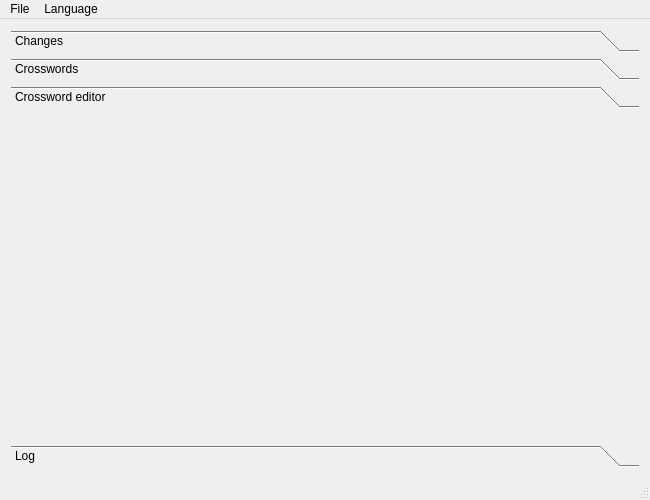
balashVI/nonogram_admin, file mainwindow.ui: the form before one commit.
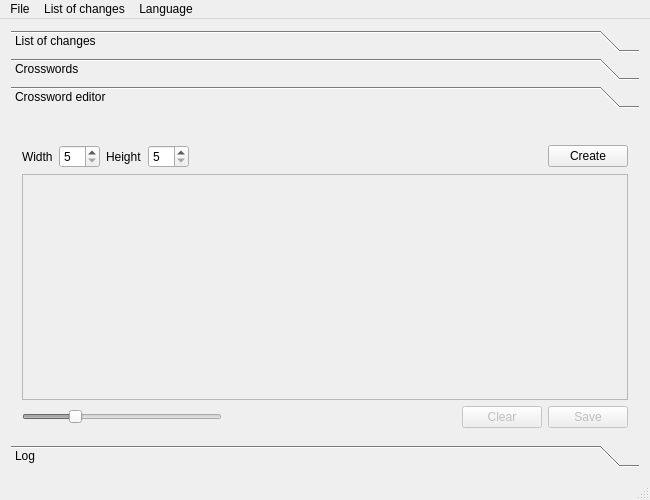
The form after the commit. The open tabs and pages were chosen to show the change.

```diff
--- a/mainwindow.ui
+++ b/mainwindow.ui
@@ -36,7 +36,7 @@
         </rect>
        </property>
        <attribute name="label">
-        <string>Changes</string>
+        <string>List of changes</string>
        </attribute>
        <layout class="QGridLayout" name="gridLayout_4">
         <item row="0" column="0">
@@ -74,6 +74,179 @@
        <attribute name="label">
         <string>Crossword editor</string>
        </attribute>
+       <layout class="QGridLayout" name="gridLayout_5">
+        <item row="1" column="0">
+         <layout class="QHBoxLayout" name="horizontalLayout">
+          <item>
+           <widget class="QLabel" name="label">
+            <property name="frameShape">
+             <enum>QFrame::NoFrame</enum>
+            </property>
+            <property name="frameShadow">
+             <enum>QFrame::Plain</enum>
+            </property>
+            <property name="lineWidth">
+             <number>1</number>
+            </property>
+            <property name="midLineWidth">
+             <number>0</number>
+            </property>
+            <property name="text">
+             <string>Width</string>
+            </property>
+           </widget>
+          </item>
+          <item>
+           <widget class="QSpinBox" name="spinBox_width">
+            <property name="minimum">
+             <number>5</number>
+            </property>
+            <property name="value">
+             <number>5</number>
+            </property>
+           </widget>
+          </item>
+          <item>
+           <widget class="QLabel" name="label_2">
+            <property name="text">
+             <string>Height</string>
+            </property>
+           </widget>
+          </item>
+          <item>
+           <widget class="QSpinBox" name="spinBox_height">
+            <property name="minimum">
+             <number>5</number>
+            </property>
+            <property name="value">
+             <number>5</number>
+            </property>
+           </widget>
+          </item>
+          <item>
+           <spacer name="horizontalSpacer_2">
+            <property name="orientation">
+             <enum>Qt::Horizontal</enum>
+            </property>
+            <property name="sizeHint" stdset="0">
+             <size>
+              <width>40</width>
+              <height>20</height>
+             </size>
+            </property>
+           </spacer>
+          </item>
+          <item>
+           <widget class="QPushButton" name="pushButton">
+            <property name="text">
+             <string>Create</string>
+            </property>
+           </widget>
+          </item>
+         </layout>
+        </item>
+        <item row="3" column="0">
+         <layout class="QHBoxLayout" name="horizontalLayout_2">
+          <item>
+           <widget class="QSlider" name="horizontalSlider">
+            <property name="enabled">
+             <bool>false</bool>
+            </property>
+            <property name="sizePolicy">
+             <sizepolicy hsizetype="Fixed" vsizetype="Fixed">
+              <horstretch>0</horstretch>
+              <verstretch>0</verstretch>
+             </sizepolicy>
+            </property>
+            <property name="minimumSize">
+             <size>
+              <width>200</width>
+              <height>0</height>
+             </size>
+            </property>
+            <property name="minimum">
+             <number>15</number>
+            </property>
+            <property name="maximum">
+             <number>35</number>
+            </property>
+            <property name="singleStep">
+             <number>2</number>
+            </property>
+            <property name="pageStep">
+             <number>2</number>
+            </property>
+            <property name="value">
+             <number>20</number>
+            </property>
+            <property name="orientation">
+             <enum>Qt::Horizontal</enum>
+            </property>
+           </widget>
+          </item>
+          <item>
+           <spacer name="horizontalSpacer">
+            <property name="orientation">
+             <enum>Qt::Horizontal</enum>
+            </property>
+            <property name="sizeHint" stdset="0">
+             <size>
+              <width>40</width>
+              <height>20</height>
+             </size>
+            </property>
+           </spacer>
+          </item>
+          <item>
+           <widget class="QPushButton" name="pushButton_2">
+            <property name="enabled">
+             <bool>false</bool>
+            </property>
+            <property name="text">
+             <string>Clear</string>
+            </property>
+           </widget>
+          </item>
+          <item>
+           <widget class="QPushButton" name="pushButton_3">
+            <property name="enabled">
+             <bool>false</bool>
+            </property>
+            <property name="text">
+             <string>Save</string>
+            </property>
+           </widget>
+          </item>
+         </layout>
+        </item>
+        <item row="2" column="0">
+         <widget class="QScrollArea" name="scrollArea_crossword">
+          <property name="widgetResizable">
+           <bool>true</bool>
+          </property>
+          <widget class="QWidget" name="scrollAreaWidgetContents">
+           <property name="geometry">
+            <rect>
+             <x>0</x>
+             <y>0</y>
+             <width>612</width>
+             <height>221</height>
+            </rect>
+           </property>
+          </widget>
+         </widget>
+        </item>
+        <item row="0" column="0">
+         <widget class="QLabel" name="label_editor_status">
+          <property name="text">
+           <string/>
+          </property>
+          <property name="alignment">
+           <set>Qt::AlignCenter</set>
+          </property>
+         </widget>
+        </item>
+       </layout>
       </widget>
       <widget class="QWidget" name="page_3">
        <property name="geometry">
@@ -125,7 +298,14 @@
     <addaction name="actionRu"/>
     <addaction name="actionUa"/>
    </widget>
+   <widget class="QMenu" name="menuList_of_changes">
+    <property name="title">
+     <string>List of changes</string>
+    </property>
+    <addaction name="actionClear"/>
+   </widget>
    <addaction name="menuFile"/>
+   <addaction name="menuList_of_changes"/>
    <addaction name="menuLanguage"/>
   </widget>
   <action name="actionEn">
```
Left out of the diff: 84 changed lines with no effect on the pictures.
